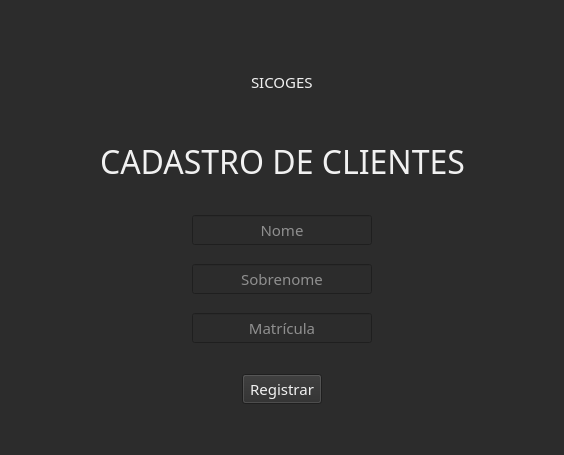
First picture: the form in cliente/cliente.ui, repository kadetete/controle-salas, before the edit.
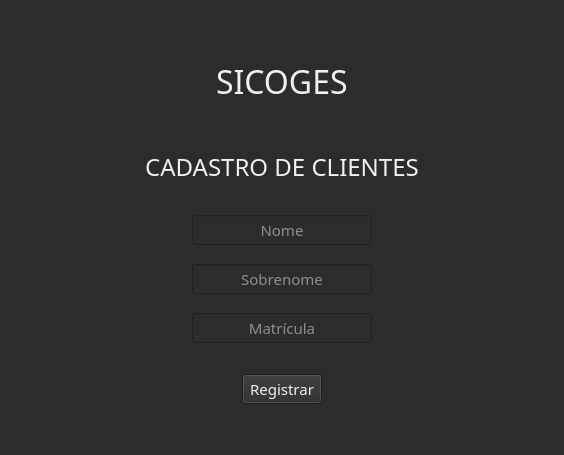
Second picture: the form after the edit.

Commit message: add imagem cliente

```diff
--- a/cliente/cliente.ui
+++ b/cliente/cliente.ui
@@ -78,6 +78,12 @@
      </item>
      <item>
       <widget class="QLabel" name="label_sicoges">
+       <property name="font">
+        <font>
+         <family>Versa</family>
+         <pointsize>24</pointsize>
+        </font>
+       </property>
        <property name="text">
         <string>SICOGES</string>
        </property>
@@ -139,8 +145,8 @@
        </property>
        <property name="font">
         <font>
-         <family>Versa Versa</family>
-         <pointsize>24</pointsize>
+         <family>Versa</family>
+         <pointsize>18</pointsize>
         </font>
        </property>
        <property name="text">
```
The commit also changes 3 other files.
